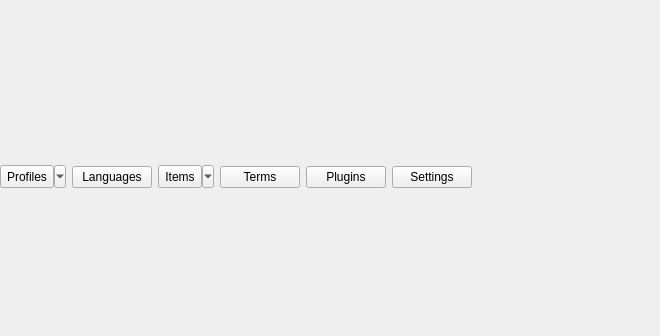
Before: the Qt Designer form qtdesigner/main.ui in t123/ReadingTool.Python, drawn with Qt 5; both pictures show x 0 to 660 and y 0 to 336 of the 1125 by 527 pixel window.
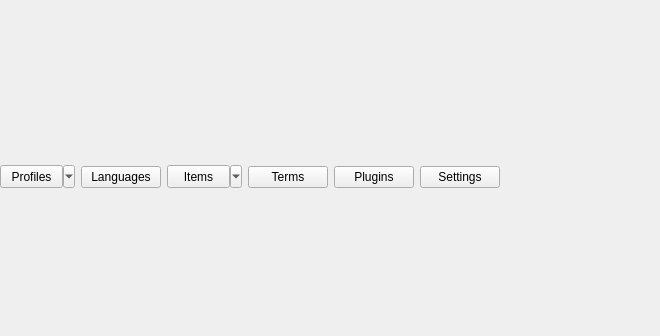
After: the same form once the commit is applied.

```diff
--- a/qtdesigner/main.ui
+++ b/qtdesigner/main.ui
@@ -24,7 +24,7 @@
        <widget class="QToolButton" name="tbProfiles">
         <property name="minimumSize">
          <size>
-          <width>0</width>
+          <width>75</width>
           <height>23</height>
          </size>
         </property>
@@ -53,7 +53,7 @@
        <widget class="QToolButton" name="tbItems">
         <property name="minimumSize">
          <size>
-          <width>0</width>
+          <width>75</width>
           <height>23</height>
          </size>
         </property>
```
